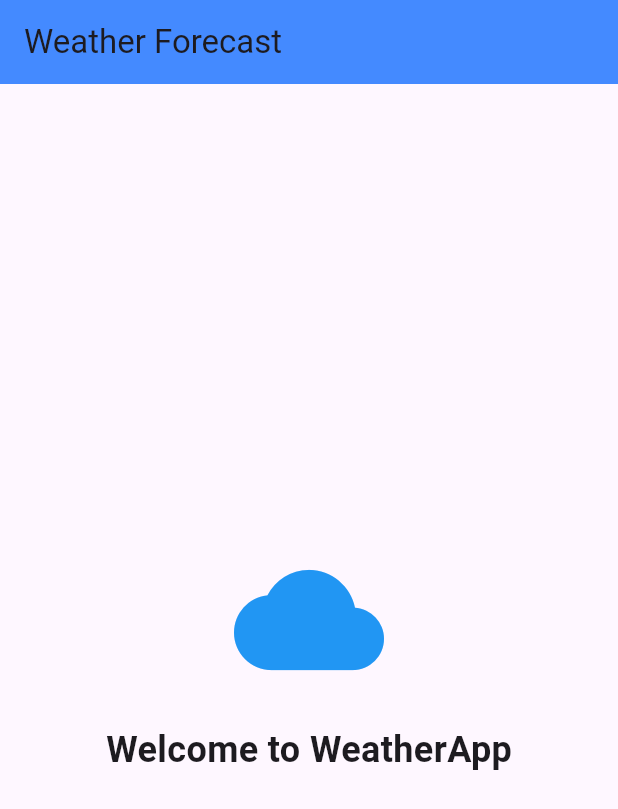
After one commit to andrnshv/Flutter-Ujicoba_API, a Flutter app: the WeatherPage screen opened directly, on a phone screen of 412 x 824 dp. The commit adds this screen. Shown: the top 809 px of the screen. Run offline on Flutter 3.47's test engine with Material 3 defaults, Android fonts, the phone set to English and light mode, and no system bars; our stand-ins replace firebase_auth, firebase_core; accounts and stored records are empty.

Commit message:
login dan buat page weather

```diff
--- /dev/null
+++ b/src/lib/weatherapp.dart
@@ -0,0 +1,33 @@
+import 'package:flutter/material.dart';
+
+class WeatherPage extends StatefulWidget {
+  const WeatherPage({Key? key}) : super(key: key);
+
+  @override
+  _WeatherPageState createState() => _WeatherPageState();
+}
+
+class _WeatherPageState extends State<WeatherPage> {
+  @override
+  Widget build(BuildContext context) {
+    return Scaffold(
+      appBar: AppBar(
+        title: const Text("Weather Forecast"),
+        backgroundColor: Colors.blueAccent,
+      ),
+      body: Center(
+        child: Column(
+          mainAxisAlignment: MainAxisAlignment.center,
+          children: const [
+            Icon(Icons.cloud, size: 100, color: Colors.blue),
+            SizedBox(height: 20),
+            Text(
+              "Welcome to WeatherApp",
+              style: TextStyle(fontSize: 24, fontWeight: FontWeight.bold),
+            ),
+          ],
+        ),
+      ),
+    );
+  }
+}
```
Also changed, not shown: src/lib/main.dart (+20 -5 lines), docs/login_weatherapp.png (added).
